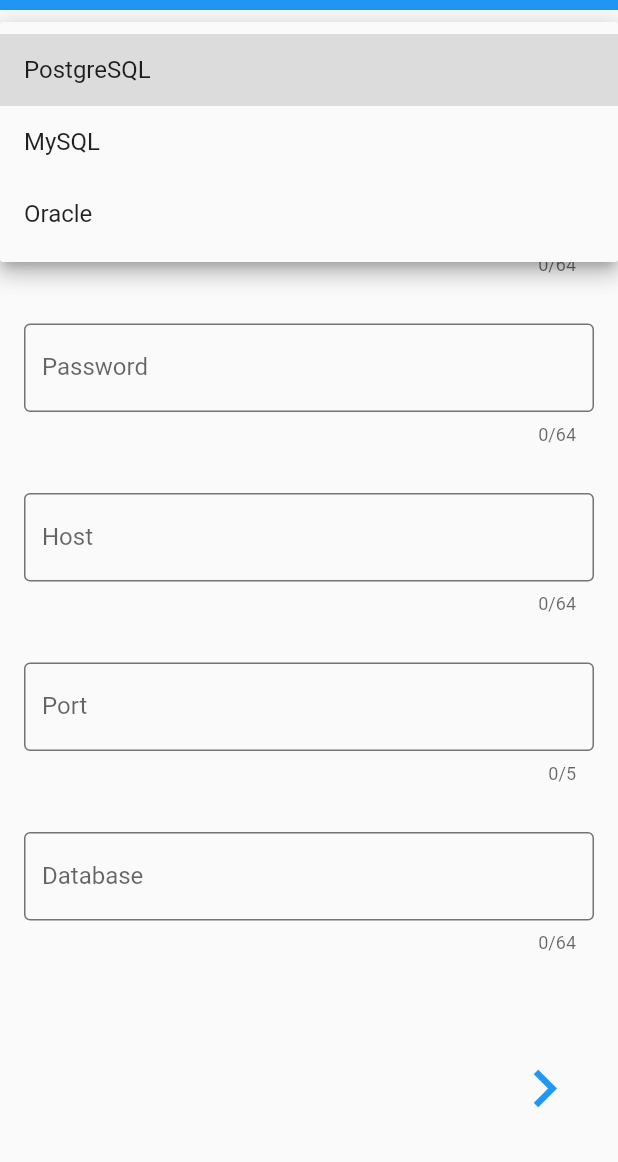
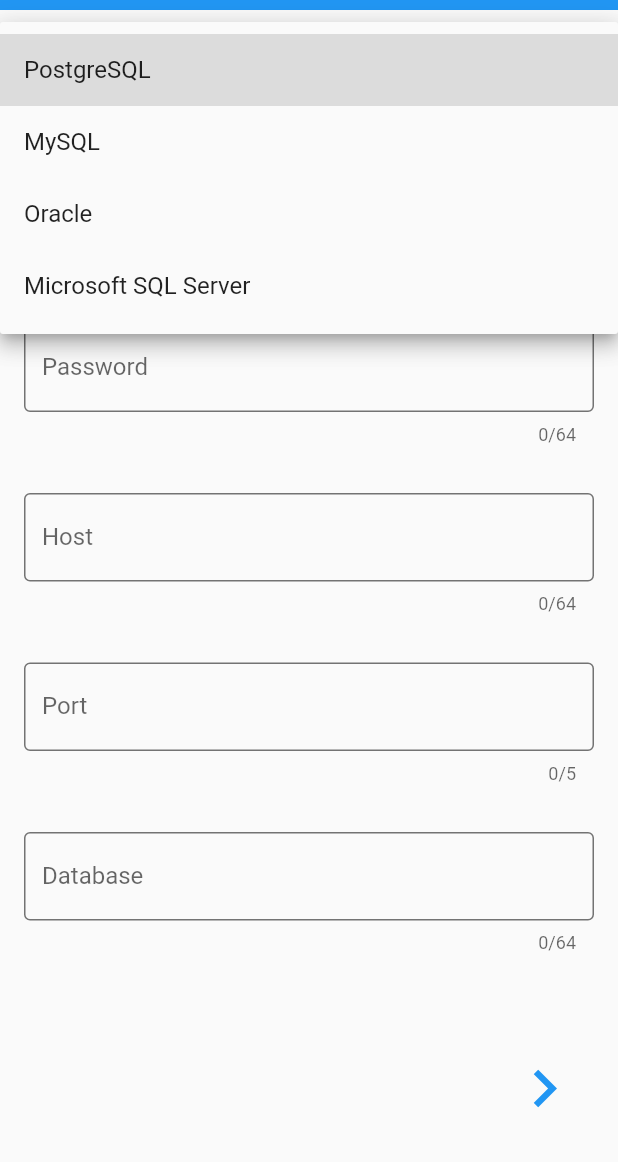
Before and after one commit to cobaemon/DBPePro, a Flutter app: the screen it shows after launch, after a tap on "Select DB", on a phone screen of 412 x 824 dp, the part 74-1236 px from its top. Run offline on Flutter 3.47's test engine with Material 2 defaults, Android fonts, the phone set to English and light mode, and no system bars.

Commit message:
DB選択にMicrosoft SQL Serverを追加
DBPeProAPIがMicrosoft SQL Serverに対応したため

```diff
--- a/dbpepro/lib/Connection/ConnectionScreen.dart
+++ b/dbpepro/lib/Connection/ConnectionScreen.dart
@@ -168,7 +168,7 @@
     'PostgreSQL',
     'MySQL',
     'Oracle',
-    // 'Microsoft SQL Server',
+    'Microsoft SQL Server',
   ];
 
   String? _controllerDBType;
```
